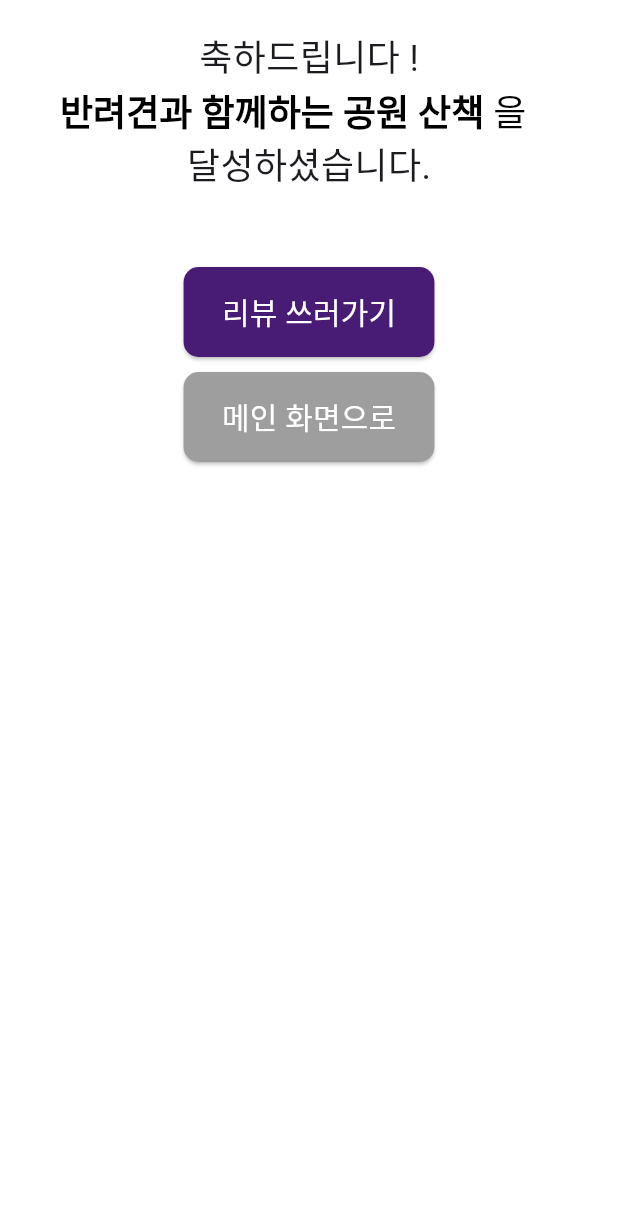
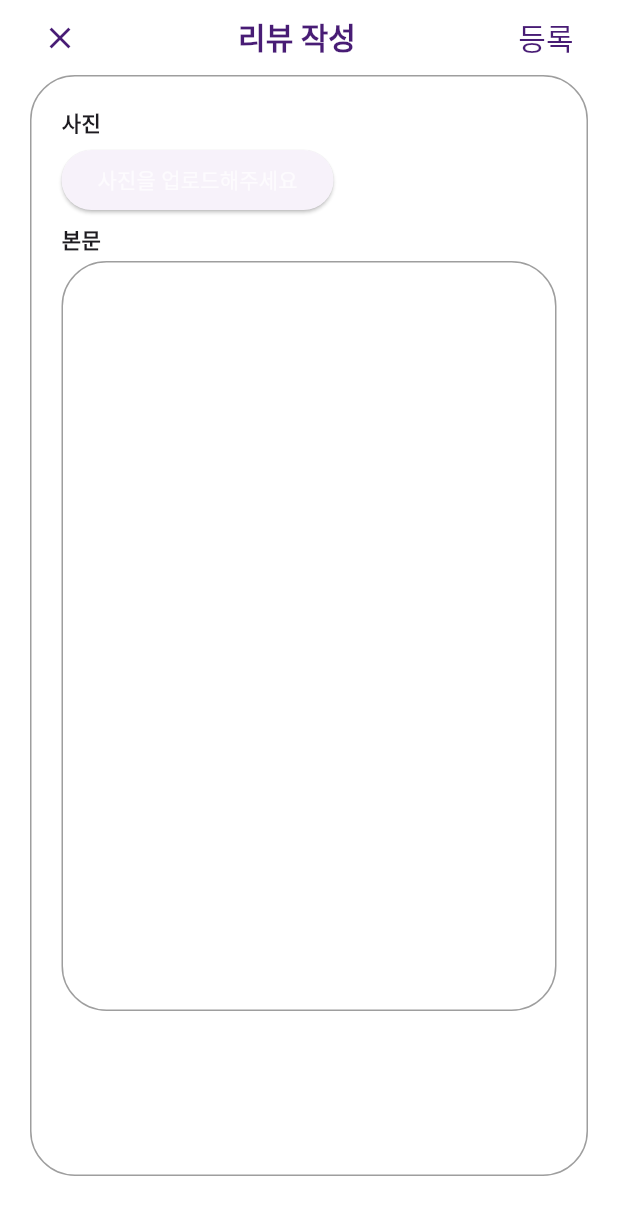
Before and after one commit to MALO-voice-kiosk-service/frontend, a Flutter app: the TrailEndPage screen opened directly, after a tap on "리뷰 쓰러가기", on a phone screen of 412 x 824 dp. Shown: the top 1215 px of the screen. Run offline on Flutter 3.47's test engine with Material 3 defaults, Android fonts, the phone set to English and light mode, and no system bars; our stand-ins replace flutter_feather_icons, get, image_picker; missing offline and left inert: dart:ffi, flutter_naver_map.

Commit message:
y_trail/all_createReviewFlow

```diff
--- a/lib/screens/trail/trail_end.dart
+++ b/lib/screens/trail/trail_end.dart
@@ -3,6 +3,9 @@ import 'package:flutter_feather_icons/flutter_feather_icons.dart';
 import 'package:get/get.dart';
 import 'package:get/get_core/src/get_main.dart';
 import 'package:sparcs_2024_frontend/screens/trail/trail_main.dart';
+import 'package:sparcs_2024_frontend/screens/trail/trail_review.dart';
+
+import '../main.dart';
 
 class TrailEndPage extends StatefulWidget {
 
@@ -23,12 +26,15 @@ class TrailEndPageState extends State<TrailEndPage> {
                 children: [
                   Container(
                     width: MediaQuery.of(context).size.width - 40,
-                    height: MediaQuery.of(context).size.height - 350,
+                    height: MediaQuery.of(context).size.height - 300,
                     child: SingleChildScrollView(
                       child: Container(
                         padding: const EdgeInsets.all(20),
                         child: Column(
                           children: [
+                            SizedBox(
+                              height: 100,
+                            ),
                             Text(
                               '축하드립니다 !',
                               style: TextStyle(
@@ -82,6 +88,7 @@ class TrailEndPageState extends State<TrailEndPage> {
                                 width: double.infinity,
                                 child: ElevatedButton(
                                   onPressed: () {
+                                    Get.to(() => TrailReviewPage());
 
                                   },
                                   style: ElevatedButton.styleFrom(
@@ -100,7 +107,7 @@ class TrailEndPageState extends State<TrailEndPage> {
                                   ),
                                 )
                             ),
-                            SizedBox(height: 10),
+                            SizedBox(height: 20),
                             Container(
                                 margin: EdgeInsets.fromLTRB(
                                     (MediaQuery.of(context).size.width) * (1 / 5),
@@ -110,7 +117,7 @@ class TrailEndPageState extends State<TrailEndPage> {
                                 width: double.infinity,
                                 child: ElevatedButton(
                                   onPressed: () {
-                                    Get.to(() => TrailMainPage());
+                                    Get.to(() => MainPage());
                                   },
                                   style: ElevatedButton.styleFrom(
                                       foregroundColor: Colors.white,
--- a/lib/screens/trail/trail_main_2.dart
+++ b/lib/screens/trail/trail_main_2.dart
@@ -13,7 +13,7 @@ class TrailMainPage2 extends StatefulWidget {
 }
 
 class TrailMainPage2State extends State<TrailMainPage2> {
-  static const keywords = ['반려견과', '동반자와', '혼자'];
+  static const keywords = ['반려견과', '보호자와', '혼자'];
   Map<int, bool> selectedKeywords = {}; // 키워드 선택 상태
   int? selectedKeywordIndex; // 선택된 키워드 인덱스
 
--- /dev/null
+++ b/lib/screens/trail/trail_review.dart
@@ -0,0 +1,186 @@
+import 'package:flutter/material.dart';
+import 'package:flutter_feather_icons/flutter_feather_icons.dart';
+import 'package:get/get.dart';
+import 'package:get/get_core/src/get_main.dart';
+import 'package:image_picker/image_picker.dart';
+import 'package:sparcs_2024_frontend/screens/trail/trail_main.dart';
+import 'package:sparcs_2024_frontend/screens/trail/trail_reviewEnd.dart';
+
+import '../../service/api.dart';
+import '../main.dart';
+
+class TrailReviewPage extends StatefulWidget {
+
+  @override
+  State<StatefulWidget> createState() => TrailReviewPageState();
+}
+
+class TrailReviewPageState extends State<TrailReviewPage> {
+
+  final TextEditingController contentController = TextEditingController();
+  String content = "";
+
+  @override
+  void initState() {
+    super.initState();
+
+    contentController.addListener(() {
+      setState(() {
+        content = contentController.text;
+      });
+    });
+  }
+
+  @override
+  void dispose() {
+    contentController.dispose();
+    super.dispose();
+  }
+
+  Future<void> uploadReview(int reviewId) async {
+    String url = '/api/review/$reviewId';
+    final response = await httpPostString(path: url, data: content);
+    //(TODO) id 받아와서 하는 걸로 수정해야 해
+
+    if (response == 200) {
+      print('*** Review Upload Successed ***');
+      print('content');
+      print(content);
+      Get.to(() => TrailReviewEndPage());
+      //_fetchCommentData(postId);
+    } else {
+      print('*** Review Upload failed ***');
+    }
+
+  }
+
+  @override
+  Widget build(BuildContext context) {
+
+    return Scaffold(
+        backgroundColor: Colors.white,
+        appBar: AppBar(
+          backgroundColor: Colors.white,
+          toolbarHeight: 50,
+          automaticallyImplyLeading: false,
+          title: Row(
+            mainAxisAlignment: MainAxisAlignment.spaceBetween,
+            children: [
+              IconButton(
+                  icon: const Icon(Icons.close),
+                  color: const Color(0xff481C75),
+                  onPressed: () {
+                    Get.back();
+                  }
+              ),
+              const Text(
+                '리뷰 작성',
+                style: TextStyle(
+                  color: const Color(0xff481C75),
+                  fontSize: 20,
+                  fontWeight: FontWeight.bold,
+                ),
+              ),
+              TextButton(
+                onPressed: () async {
+                  // (TODO) 리뷰 post하셔야해
+                  uploadReview(1); // 이거 아이디 받아와서
+                },
+                child: const Text(
+                  '등록',
+                  style: TextStyle(
+                    color: Color(0xff481C75),
+                    fontSize: 20,
+                  ),
+                ),
+              ),
+            ],
+          ),
+        ),
+        body: SingleChildScrollView(
+            padding: const EdgeInsets.only(left: 20, right: 20),
+            child:
+            Column(
+              children: [
+                Container(
+                  width: MediaQuery.of(context).size.width - 40,
+                  height: MediaQuery.of(context).size.height - 90,
+                  decoration: BoxDecoration(
+                    color: Colors.white,
+                    borderRadius: BorderRadius.circular(30),
+                    border: Border.all(
+                      color: Colors.black38,
+                    ),
+                  ),
+                  child: SingleChildScrollView(
+                    child: Container(
+                      padding: const EdgeInsets.all(20),
+                      child: Column(
+                        crossAxisAlignment: CrossAxisAlignment.start,
+                        children: [
+                          const Text(
+                            '사진',
+                            style: TextStyle(
+                              fontWeight: FontWeight.bold,
+                            ),
+                          ),
+                          const SizedBox(height: 5,),
+                          ElevatedButton(
+                            onPressed: () async {
+                              var picker = ImagePicker();
+                              var image = await picker.pickImage(source: ImageSource.gallery);
+                            },
+                            child: const Text(
+                              '사진을 업로드해주세요',
+                              style: TextStyle(
+                                color: Colors.white70,
+                              ),
+                            ),
+                          ),
+                          const SizedBox(height: 5,),
+                          const Text(
+                            '본문',
+                            style: TextStyle(
+                              fontWeight: FontWeight.bold,
+                            ),
+                          ),
+                          const SizedBox(height: 5,),
+                          Container(
+                            decoration: BoxDecoration(
+                                color: Colors.white,
+                                borderRadius: BorderRadius.circular(30),
+                                border: Border.all(
+                                  color: Colors.black38,
+                                )
+                            ),
+                            width: MediaQuery.of(context).size.width - 60,
+                            height: 500,
+                            padding: EdgeInsets.all(20),
+                            child: TextField(
+                              controller: contentController,
+                              keyboardType: TextInputType.multiline,
+                              maxLines: null,
+                              decoration: const InputDecoration(
+                                enabledBorder: OutlineInputBorder(
+                                  borderSide: BorderSide.none,
+                                ),
+                              ),
+                            ),
+                          )
+                        ],
+
+
+
+                      ),
+                    ),
+                  ),
+                )
+
+
+              ],
+            )
+        )
+    );
+  }
+
+}
--- a/lib/screens/trail/trail_showpin.dart
+++ b/lib/screens/trail/trail_showpin.dart
@@ -3,6 +3,7 @@ import 'dart:async';
 import 'dart:developer';
 import 'package:flutter_naver_map/flutter_naver_map.dart';
 import 'package:get/get.dart';
+import 'package:sparcs_2024_frontend/screens/trail/trail_end.dart';
 import 'package:sparcs_2024_frontend/widgets/naver_map.dart';
 
 class ShowTrailPinPage extends StatefulWidget {
@@ -73,7 +74,7 @@ class ShowTrailPinPageState extends State<ShowTrailPinPage> {
             alignment: Alignment.bottomCenter,
             child: ElevatedButton(
                 onPressed: (){
-
+                  Get.to(() => TrailEndPage());
                 },
                 child: const Text(
                   '산책 끝내기',
```
Also changed, not shown: lib/screens/trail/trail_reviewEnd.dart (added, +90 -0 lines).
